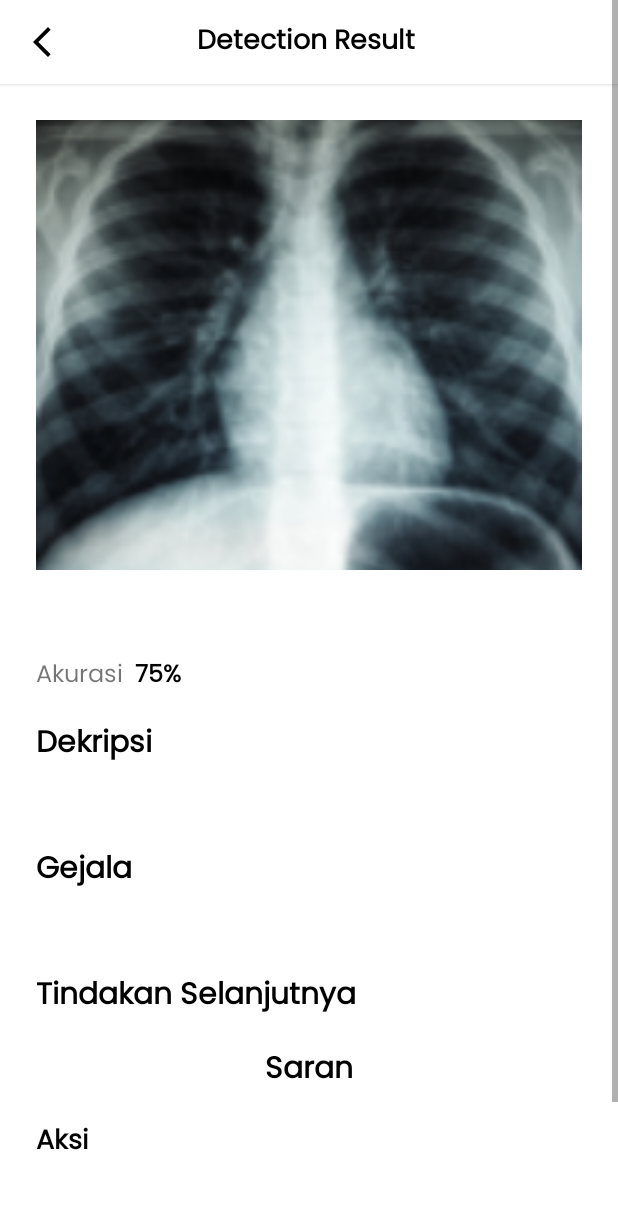
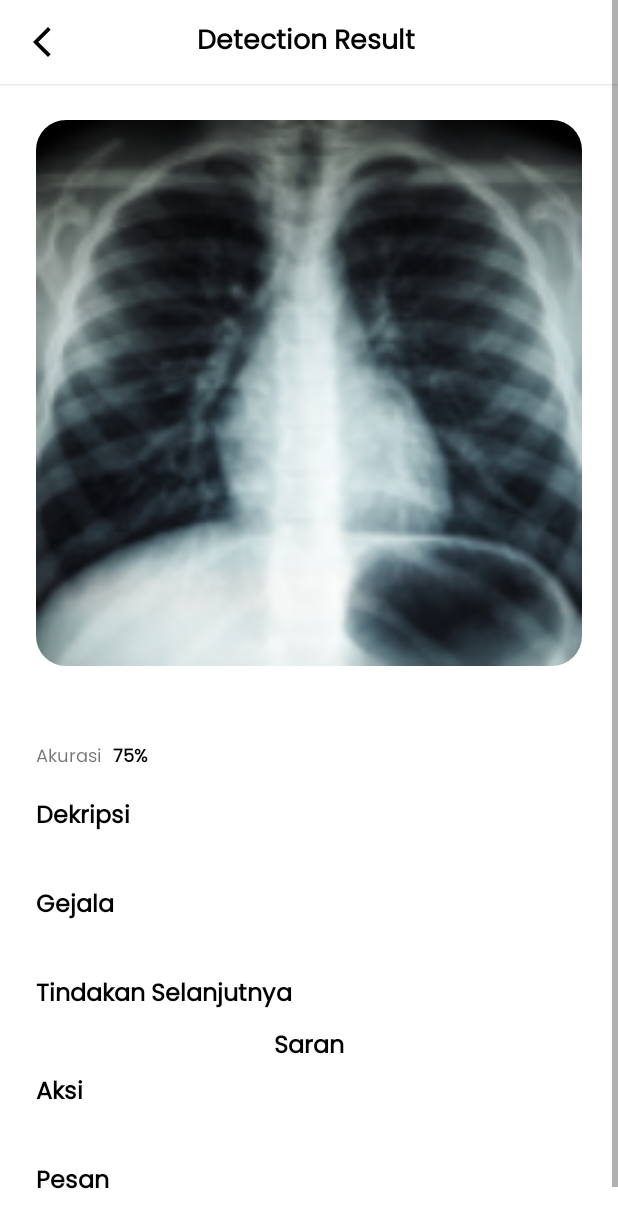
Before and after one commit to X-Detect/xdetect-md, an Android app: the DetectionResultActivity screen opened directly, with no data from a screen before it, on a phone screen of 412 x 824 dp. Shown: the top 1228 px of the screen. Run offline under Robolectric (Android 15) with nearby library versions, the phone set to English and light mode, and no system bars; 10 statements that could not run were skipped.

Commit message:
update new layout xml

```diff
--- a/app/src/main/java/com/zain/xdetect/ui/profile/ProfileFragment.kt
+++ b/app/src/main/java/com/zain/xdetect/ui/profile/ProfileFragment.kt
@@ -303,6 +303,7 @@ class ProfileFragment : Fragment() {
             etPassword.setText("")
             etNewPassword.setText("")
             if (isEditing) {
+                binding.etPassword.hint = getString(R.string.current_password)
                 binding.btnIvEditProfile.visibility = View.GONE
                 imgPhoto.alpha = 0.7f
                 binding.btnLogout.visibility = View.GONE
@@ -313,6 +314,7 @@ class ProfileFragment : Fragment() {
                 binding.etPasswordLayout.endIconMode = TextInputLayout.END_ICON_PASSWORD_TOGGLE
                 binding.etNewPasswordLayout.endIconMode = TextInputLayout.END_ICON_PASSWORD_TOGGLE
             } else {
+                binding.etPassword.hint = getString(R.string.sample_star_password)
                 binding.btnIvEditProfile.visibility = View.VISIBLE
                 imgPhoto.alpha = 1f
                 binding.btnLogout.visibility = View.VISIBLE
--- a/app/src/main/res/layout/activity_detection_result.xml
+++ b/app/src/main/res/layout/activity_detection_result.xml
@@ -17,13 +17,15 @@
         <com.google.android.material.imageview.ShapeableImageView
             android:id="@+id/img_result"
             android:layout_width="match_parent"
-            android:layout_height="300dp"
+            android:layout_height="wrap_content"
             android:layout_marginStart="24dp"
             android:layout_marginTop="24dp"
             android:layout_marginEnd="24dp"
-            android:background="@drawable/rounded_corner_20_white"
-            android:clipToOutline="true"
+            android:layout_marginBottom="24dp"
+            android:adjustViewBounds="true"
             android:scaleType="centerCrop"
+            app:shapeAppearance="@style/roundedCorner20"
+            app:shapeAppearanceOverlay="@style/roundedCorner20"
             android:src="@drawable/img_xray"
             app:layout_constraintEnd_toEndOf="parent"
             app:layout_constraintStart_toStartOf="parent"
@@ -35,7 +37,7 @@
             android:layout_height="wrap_content"
             android:layout_marginTop="16dp"
             android:textColor="@color/black"
-            android:textSize="20sp"
+            android:textSize="16sp"
             android:textStyle="bold"
             app:layout_constraintEnd_toEndOf="@id/img_result"
             app:layout_constraintStart_toStartOf="@id/img_result"
@@ -47,7 +49,7 @@
             android:id="@+id/tv_date"
             android:layout_width="0dp"
             android:layout_height="wrap_content"
-            android:textSize="16sp"
+            android:textSize="12sp"
             android:textStyle="bold"
             app:layout_constraintEnd_toEndOf="@id/img_result"
             app:layout_constraintTop_toTopOf="@id/tv_title_accuracy"
@@ -61,7 +63,7 @@
             android:layout_marginTop="8dp"
             android:gravity="end"
             android:text="@string/accuracy"
-            android:textSize="16sp"
+            android:textSize="12sp"
             app:layout_constraintStart_toStartOf="parent"
             app:layout_constraintTop_toBottomOf="@id/tv_detection" />
 
@@ -73,7 +75,7 @@
             android:layout_marginEnd="24dp"
             android:text="@string/acc_percent"
             android:textColor="@color/black"
-            android:textSize="16sp"
+            android:textSize="12sp"
             android:textStyle="bold"
             app:layout_constraintStart_toEndOf="@id/tv_title_accuracy"
             app:layout_constraintTop_toTopOf="@id/tv_title_accuracy" />
@@ -86,7 +88,7 @@
             android:layout_marginTop="16dp"
             android:text="Dekripsi"
             android:textColor="@color/black"
-            android:textSize="20sp"
+            android:textSize="16sp"
             android:textStyle="bold"
             app:layout_constraintEnd_toEndOf="parent"
             app:layout_constraintStart_toStartOf="parent"
@@ -97,8 +99,8 @@
             android:layout_width="0dp"
             android:layout_height="wrap_content"
             android:layout_marginHorizontal="24dp"
-            android:layout_marginTop="8dp"
-            android:textSize="16sp"
+            android:layout_marginTop="4dp"
+            android:textSize="12sp"
             app:layout_constraintEnd_toEndOf="parent"
             app:layout_constraintHorizontal_bias="1.0"
             app:layout_constraintStart_toStartOf="parent"
@@ -110,10 +112,10 @@
             android:layout_width="0dp"
             android:layout_height="wrap_content"
             android:layout_marginHorizontal="24dp"
-            android:layout_marginTop="16dp"
+            android:layout_marginTop="8dp"
             android:text="@string/gejala"
             android:textColor="@color/black"
-            android:textSize="20sp"
+            android:textSize="16sp"
             android:textStyle="bold"
             app:layout_constraintEnd_toEndOf="parent"
             app:layout_constraintStart_toStartOf="parent"
@@ -124,8 +126,8 @@
             android:layout_width="0dp"
             android:layout_height="wrap_content"
             android:layout_marginHorizontal="24dp"
-            android:layout_marginTop="8dp"
-            android:textSize="16sp"
+            android:layout_marginTop="4dp"
+            android:textSize="12sp"
             app:layout_constraintEnd_toEndOf="parent"
             app:layout_constraintStart_toStartOf="parent"
             app:layout_constraintTop_toBottomOf="@id/tv_title_symptoms"
@@ -136,10 +138,10 @@
             android:layout_width="0dp"
             android:layout_height="wrap_content"
             android:layout_marginHorizontal="24dp"
-            android:layout_marginTop="16dp"
+            android:layout_marginTop="8dp"
             android:text="@string/next_step"
             android:textColor="@color/black"
-            android:textSize="20sp"
+            android:textSize="16sp"
             android:textStyle="bold"
             app:layout_constraintEnd_toEndOf="parent"
             app:layout_constraintStart_toStartOf="parent"
@@ -164,11 +166,11 @@
             android:layout_width="0dp"
             android:layout_height="wrap_content"
             android:layout_marginHorizontal="24dp"
-            android:layout_marginTop="16dp"
+            android:layout_marginTop="8dp"
             android:gravity="center"
             android:text="@string/saran"
             android:textColor="@color/black"
-            android:textSize="20sp"
+            android:textSize="16sp"
             android:textStyle="bold"
             app:layout_constraintEnd_toEndOf="parent"
             app:layout_constraintStart_toStartOf="parent"
@@ -179,10 +181,10 @@
             android:layout_width="0dp"
             android:layout_height="wrap_content"
             android:layout_marginHorizontal="24dp"
-            android:layout_marginTop="16dp"
+            android:layout_marginTop="4dp"
             android:text="@string/aksi"
             android:textColor="@color/black"
-            android:textSize="18sp"
+            android:textSize="16sp"
             android:textStyle="bold"
             app:layout_constraintEnd_toEndOf="parent"
             app:layout_constraintStart_toStartOf="parent"
@@ -193,8 +195,8 @@
             android:layout_width="0dp"
             android:layout_height="wrap_content"
             android:layout_marginHorizontal="24dp"
-            android:layout_marginTop="8dp"
-            android:textSize="16sp"
+            android:layout_marginTop="4dp"
+            android:textSize="12sp"
             app:layout_constraintEnd_toEndOf="parent"
             app:layout_constraintStart_toStartOf="parent"
             app:layout_constraintTop_toBottomOf="@id/tv_title_action"
@@ -205,10 +207,10 @@
             android:layout_width="0dp"
             android:layout_height="wrap_content"
             android:layout_marginHorizontal="24dp"
-            android:layout_marginTop="16dp"
+            android:layout_marginTop="8dp"
             android:text="@string/pesan"
             android:textColor="@color/black"
-            android:textSize="18sp"
+            android:textSize="16sp"
             android:textStyle="bold"
             app:layout_constraintEnd_toEndOf="parent"
             app:layout_constraintStart_toStartOf="parent"
@@ -219,9 +221,9 @@
             android:layout_width="0dp"
             android:layout_height="wrap_content"
             android:layout_marginHorizontal="24dp"
-            android:layout_marginTop="8dp"
+            android:layout_marginTop="4dp"
             android:layout_marginBottom="32dp"
-            android:textSize="16sp"
+            android:textSize="12sp"
             app:layout_constraintBottom_toBottomOf="parent"
             app:layout_constraintEnd_toEndOf="parent"
             app:layout_constraintStart_toStartOf="parent"
--- a/app/src/main/res/layout/activity_login.xml
+++ b/app/src/main/res/layout/activity_login.xml
@@ -33,7 +33,7 @@
                 android:layout_marginEnd="32dp"
                 android:text="@string/login_title"
                 android:textColor="@color/black"
-                android:textSize="24sp"
+                android:textSize="20sp"
                 android:textStyle="bold"
                 app:layout_constraintEnd_toEndOf="parent"
                 app:layout_constraintStart_toStartOf="parent"
--- a/app/src/main/res/layout/activity_register.xml
+++ b/app/src/main/res/layout/activity_register.xml
@@ -33,7 +33,7 @@
                 android:layout_marginEnd="32dp"
                 android:text="@string/register_title"
                 android:textColor="@color/black"
-                android:textSize="24sp"
+                android:textSize="20sp"
                 android:textStyle="bold"
                 app:layout_constraintEnd_toEndOf="parent"
                 app:layout_constraintStart_toStartOf="parent"
--- a/app/src/main/res/layout/activity_reset_password.xml
+++ b/app/src/main/res/layout/activity_reset_password.xml
@@ -33,7 +33,7 @@
         android:layout_marginEnd="32dp"
         android:text="@string/reset_title"
         android:textColor="@color/black"
-        android:textSize="24sp"
+        android:textSize="20sp"
         android:textStyle="bold"
         app:layout_constraintEnd_toEndOf="parent"
         app:layout_constraintStart_toStartOf="parent"
--- a/app/src/main/res/layout/item_history.xml
+++ b/app/src/main/res/layout/item_history.xml
@@ -39,6 +39,7 @@
             android:layout_marginStart="12dp"
             android:layout_marginEnd="12dp"
             android:textSize="16sp"
+            android:textStyle="bold"
             card_view:layout_constraintEnd_toEndOf="parent"
             card_view:layout_constraintStart_toEndOf="@id/img_item_article"
             card_view:layout_constraintTop_toTopOf="@id/img_item_article"
@@ -50,7 +51,8 @@
             android:layout_height="wrap_content"
             android:layout_marginEnd="12dp"
             android:maxLines="1"
-            android:textSize="20sp"
+            android:textSize="16sp"
+            android:textStyle="bold"
             card_view:layout_constraintStart_toStartOf="@id/tv_date_history"
             card_view:layout_constraintTop_toBottomOf="@id/tv_date_history"
             card_view:layout_constraintEnd_toEndOf="parent"
@@ -62,7 +64,7 @@
             android:layout_height="0dp"
             android:layout_marginBottom="12dp"
             android:layout_marginTop="4dp"
-            android:textSize="16sp"
+            android:textSize="12sp"
             android:maxLines="2"
             card_view:layout_constraintBottom_toBottomOf="parent"
             card_view:layout_constraintEnd_toEndOf="parent"
--- a/app/src/main/res/layout/item_onboard.xml
+++ b/app/src/main/res/layout/item_onboard.xml
@@ -26,6 +26,7 @@
         android:layout_marginTop="16dp"
         android:layout_marginEnd="24dp"
         android:gravity="center"
+        android:textColor="@color/black"
         android:text="@string/onboard_description1"
         android:textSize="20sp"
         android:textStyle="bold"
--- a/app/src/main/res/layout/item_points.xml
+++ b/app/src/main/res/layout/item_points.xml
@@ -28,7 +28,7 @@
         android:layout_height="wrap_content"
         android:layout_marginStart="12dp"
         android:layout_marginEnd="12dp"
-        android:textSize="16sp"
+        android:textSize="12sp"
         app:layout_constraintEnd_toEndOf="parent"
         app:layout_constraintStart_toEndOf="@id/ic_points"
         app:layout_constraintTop_toTopOf="parent"
--- a/app/src/main/res/values/strings.xml
+++ b/app/src/main/res/values/strings.xml
@@ -57,6 +57,8 @@
     <string name="username">Username</string>
     <string name="allow_permission">Mohon izinkan akses kamera untuk menggunakan fitur</string>
     <string name="new_password">New Password</string>
+    <string name="current_password">Current Password</string>
+    <string name="sample_star_password">********</string>
     <string name="save_changes">Save</string>
     <string name="cancel">Cancel</string>
     <string name="msg_failed_changes_name">Gagal melakukan perubahan pada nama</string>
```
Also changed, not shown: app/src/main/res/layout/activity_detail_article.xml (+7 -7 lines), app/src/main/res/layout/activity_image_preview.xml (+5 -4 lines), app/src/main/res/layout/fragment_profile.xml (+8 -9 lines).
